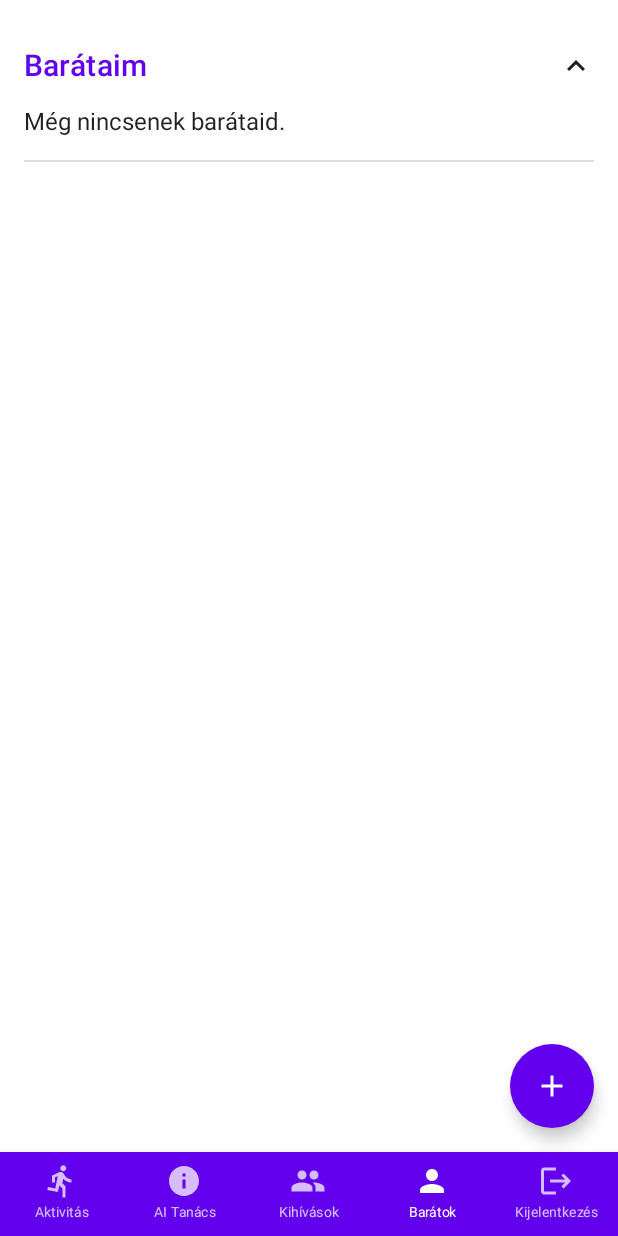
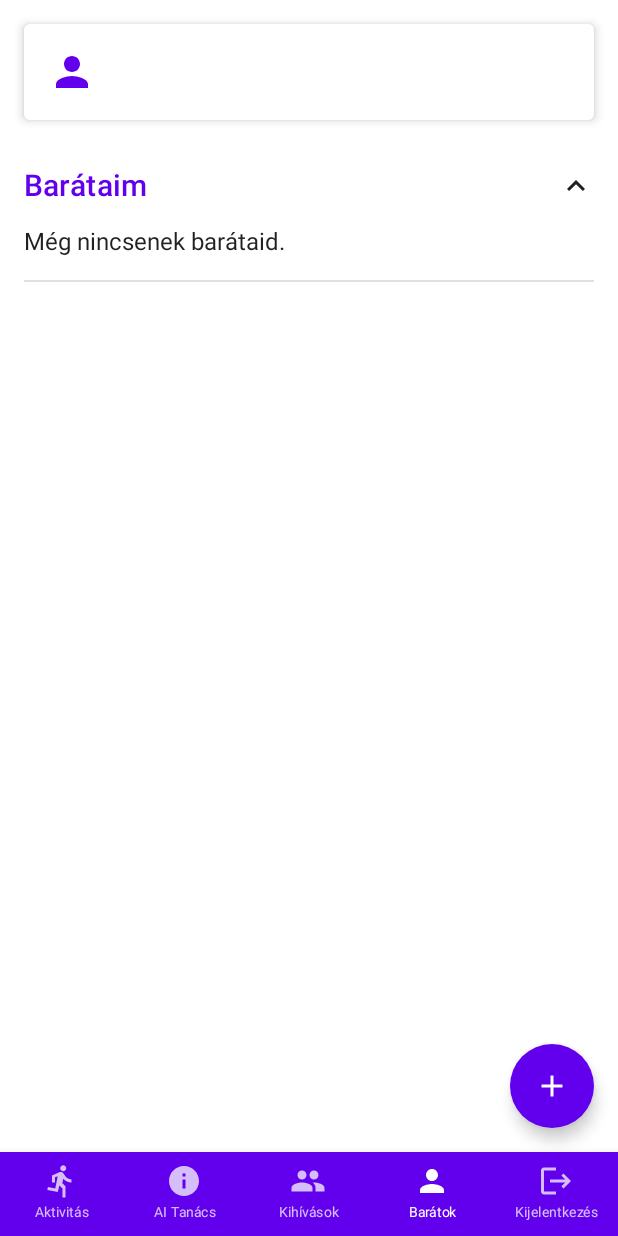
Before and after one commit to Malichr/HealthMentor, an Android app built with Jetpack Compose: the FriendsScreen screen opened through its navigation route, on a phone screen of 412 x 824 dp. Run offline under Robolectric (Android 15) with nearby library versions, the phone set to English and light mode, and no system bars; our stand-ins replace Firebase (no records; nobody signed in at launch, a user with empty details on screens opened directly); 5 statements that could not run were skipped.

Commit message:
Add email to Friends screen

```diff
--- a/app/src/main/java/com/example/healthmentor/FriendsScreen.kt
+++ b/app/src/main/java/com/example/healthmentor/FriendsScreen.kt
@@ -110,13 +110,24 @@ fun FriendsScreen(navController: NavController) {
     var showAddFriendDialog by remember { mutableStateOf(false) }
     var newFriendEmail by remember { mutableStateOf("") }
     var errorMessage by remember { mutableStateOf<String?>(null) }
+    var userName by remember { mutableStateOf("") }
 
     val currentUser = FirebaseAuth.getInstance().currentUser
     val db = FirebaseFirestore.getInstance()
 
     LaunchedEffect(Unit) {
         if (currentUser != null) {
-            // Beérkező kérelmek figyelése
+            db.collection("users")
+                .document(currentUser.uid)
+                .get()
+                .addOnSuccessListener { document ->
+                    val user = document.toObject(UserProfile::class.java)
+                    userName = user?.email ?: currentUser.email ?: ""
+                }
+                .addOnFailureListener { e ->
+                    Log.e("FriendsScreen", "Hiba a felhasználó adatainak lekérdezésénél", e)
+                }
+
             db.collection("friendRequests")
                 .whereEqualTo("toUserId", currentUser.uid)
                 .whereEqualTo("status", "pending")
@@ -133,7 +144,6 @@ fun FriendsScreen(navController: NavController) {
                     Log.d("FriendsScreen", "Beérkező kérelmek: ${friendRequests.size}")
                 }
 
-            // Elküldött kérelmek figyelése
             db.collection("friendRequests")
                 .whereEqualTo("fromUserId", currentUser.uid)
                 .whereEqualTo("status", "pending")
@@ -150,7 +160,6 @@ fun FriendsScreen(navController: NavController) {
                     Log.d("FriendsScreen", "Elküldött kérelmek: ${sentFriendRequests.size}")
                 }
 
-            // Barátok listájának figyelése
             db.collection("users")
                 .document(currentUser.uid)
                 .addSnapshotListener { snapshot, e ->
@@ -202,6 +211,32 @@ fun FriendsScreen(navController: NavController) {
                 .fillMaxSize()
                 .padding(16.dp)
         ) {
+            Card(
+                modifier = Modifier
+                    .fillMaxWidth()
+                    .padding(bottom = 16.dp),
+                elevation = 4.dp
+            ) {
+                Row(
+                    modifier = Modifier
+                        .fillMaxWidth()
+                        .padding(16.dp),
+                    verticalAlignment = Alignment.CenterVertically
+                ) {
+                    Icon(
+                        imageVector = Icons.Default.Person,
+                        contentDescription = "Felhasználó",
+                        tint = MaterialTheme.colors.primary,
+                        modifier = Modifier.size(32.dp)
+                    )
+                    Spacer(modifier = Modifier.width(16.dp))
+                    Text(
+                        text = userName,
+                        style = MaterialTheme.typography.h6
+                    )
+                }
+            }
+
             if (friendRequests.isNotEmpty()) {
                 ExpandableSection(
                     title = "Barátkérelmek",
@@ -469,11 +504,9 @@ private fun handleFriendRequestResponse(request: FriendRequest, accepted: Boolea
     val currentUser = FirebaseAuth.getInstance().currentUser ?: return
 
     if (accepted) {
-        // Frissítjük a kérelem státuszát
         db.collection("friendRequests").document(request.id)
             .update("status", "accepted")
             .addOnSuccessListener {
-                // Hozzáadjuk egymást a barátokhoz
                 db.collection("users").document(currentUser.uid)
                     .update("friends", FieldValue.arrayUnion(request.fromUserId))
 
@@ -486,7 +519,6 @@ private fun handleFriendRequestResponse(request: FriendRequest, accepted: Boolea
                 Log.e("FriendsScreen", "Hiba a barátkérelem elfogadásakor", e)
             }
     } else {
-        // Elutasítás esetén csak töröljük a kérelmet
         db.collection("friendRequests").document(request.id)
             .delete()
             .addOnSuccessListener {
```
